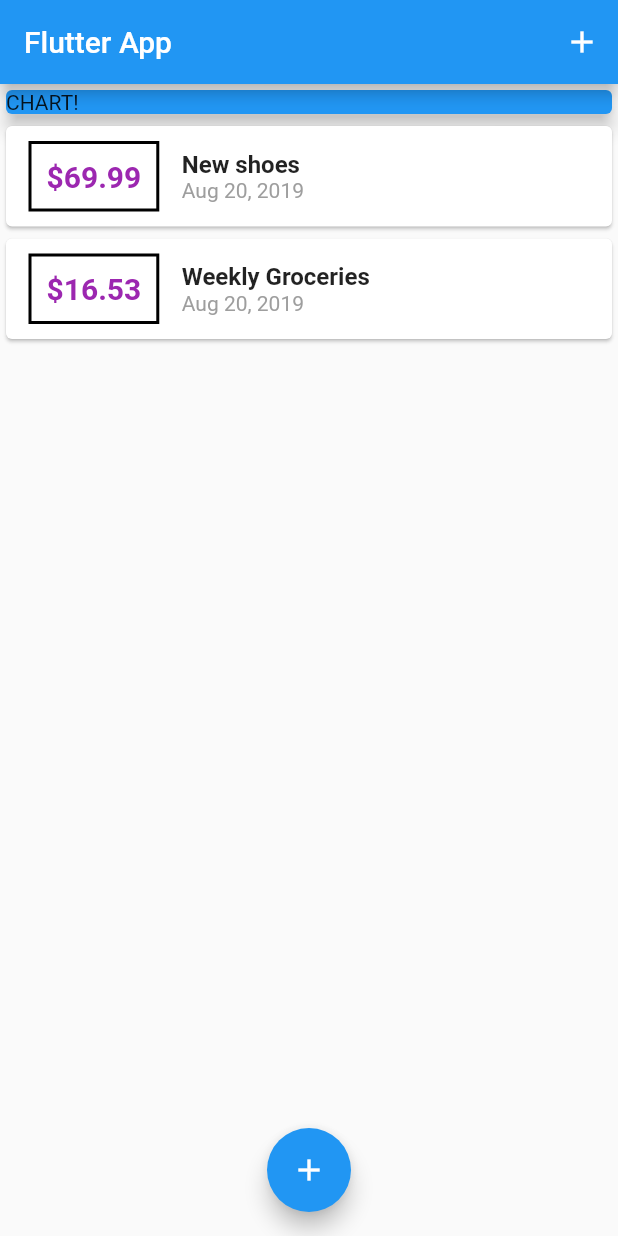
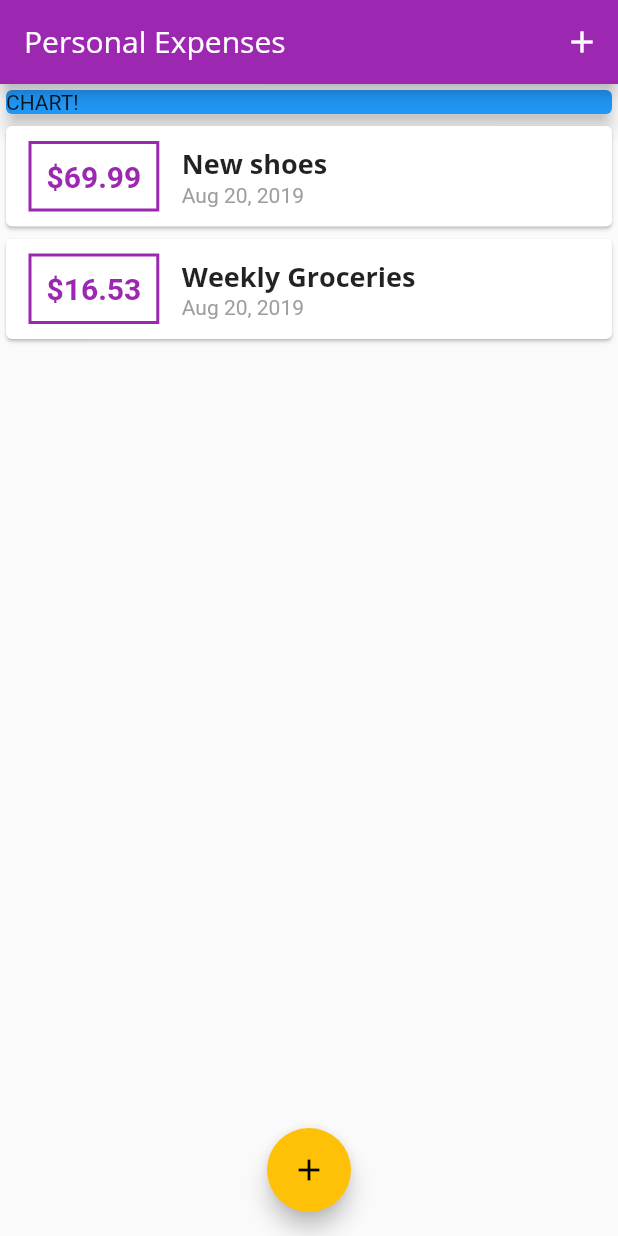
Before and after one commit to Zims/expense_app, a Flutter app: the screen it shows after launch, on a phone screen of 412 x 824 dp. Run offline on Flutter 3.47's test engine with Material 2 defaults, Android fonts, the phone set to English and light mode, and no system bars.

Commit message:
themes and fonts

```diff
--- a/lib/main.dart
+++ b/lib/main.dart
@@ -9,7 +9,26 @@ class MyApp extends StatelessWidget {
   @override
   Widget build(BuildContext context) {
     return MaterialApp(
-      title: 'Flutter App',
+      title: 'Personal Expenses',
+      theme: ThemeData(
+          primarySwatch: Colors.purple,
+          accentColor: Colors.amber,
+          fontFamily: 'Quicksand',
+          textTheme: ThemeData.light().textTheme.copyWith(
+                title: TextStyle(
+                  fontFamily: 'OpenSans',
+                  fontWeight: FontWeight.bold,
+                  fontSize: 18,
+                ),
+              ),
+          appBarTheme: AppBarTheme(
+            textTheme: ThemeData.light().textTheme.copyWith(
+                  title: TextStyle(
+                    fontFamily: 'OpenSans',
+                    fontSize: 20,
+                  ),
+                ),
+          )),
       home: MyHomePage(),
     );
   }
@@ -67,7 +86,7 @@ class _MyHomePageState extends State<MyHomePage> {
   Widget build(BuildContext context) {
     return Scaffold(
       appBar: AppBar(
-        title: Text('Flutter App'),
+        title: Text('Personal Expenses'),
         actions: <Widget>[
           IconButton(
             icon: Icon(Icons.add),
--- a/lib/widgets/transaction_list.dart
+++ b/lib/widgets/transaction_list.dart
@@ -22,7 +22,7 @@ class TransactionList extends StatelessWidget {
                   ),
                   decoration: BoxDecoration(
                     border: Border.all(
-                      color: Colors.black,
+                      color: Theme.of(context).primaryColor,
                       width: 2,
                     ),
                   ),
@@ -32,7 +32,7 @@ class TransactionList extends StatelessWidget {
                     style: TextStyle(
                       fontWeight: FontWeight.bold,
                       fontSize: 20,
-                      color: Colors.purple,
+                      color: Theme.of(context).primaryColor,
                     ),
                   ),
                 ),
@@ -41,10 +41,7 @@ class TransactionList extends StatelessWidget {
                   children: <Widget>[
                     Text(
                       transactions[index].title,
-                      style: TextStyle(
-                        fontWeight: FontWeight.bold,
-                        fontSize: 16,
-                      ),
+                      style: Theme.of(context).textTheme.title,
                     ),
                     Text(
                       DateFormat.yMMMd().format(transactions[index].date),
```
Also changed, not shown: pubspec.yaml (+13 -6 lines), assets/fonts/OpenSans-Bold.ttf (added), assets/fonts/OpenSans-Regular.ttf (added), assets/fonts/Quicksand-Bold.ttf (added), assets/fonts/Quicksand-Light.ttf (added), assets/fonts/Quicksand-Medium.ttf (added), assets/fonts/Quicksand-Regular.ttf (added).
